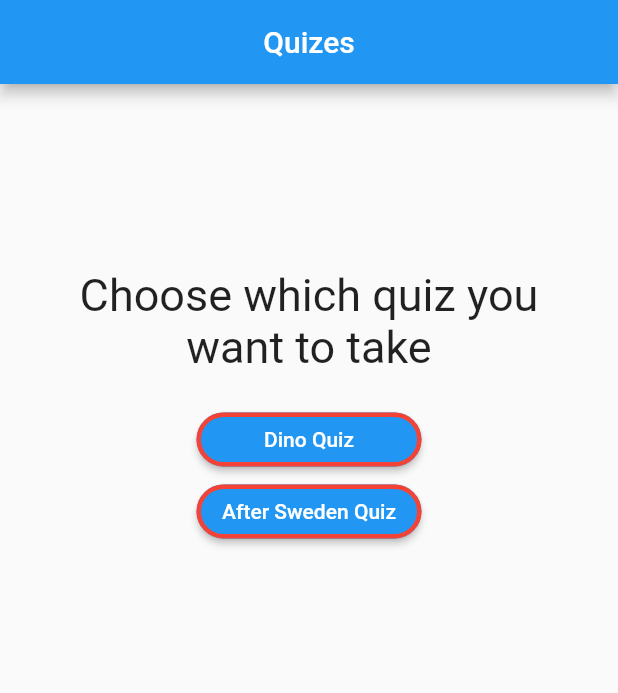
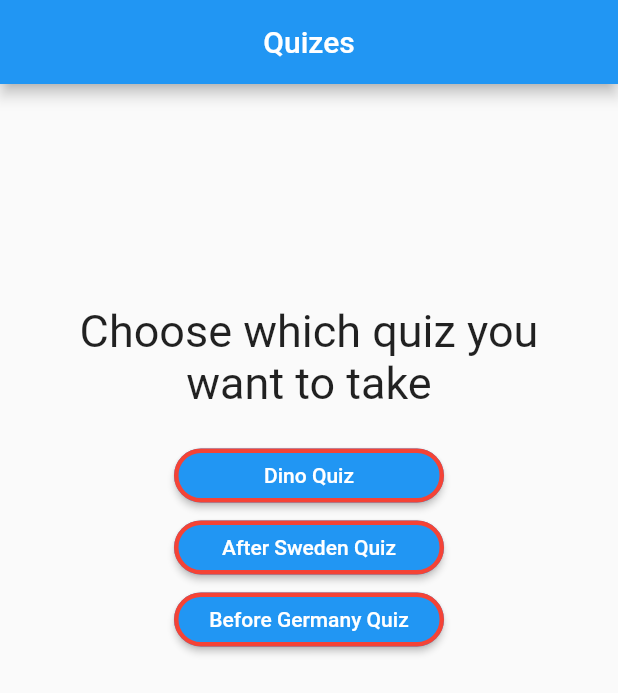
Before and after one commit to DinoM17/QuizApp, a Flutter app: the screen it shows after launch, on a phone screen of 412 x 824 dp. Shown: the top 693 px of the screen. Run offline on Flutter 3.47's test engine with Material 2 defaults, Android fonts, the phone set to English and light mode, and no system bars.

Commit message:
Added Before Germany Quiz

```diff
--- a/lib/answer.dart
+++ b/lib/answer.dart
@@ -8,7 +8,7 @@ class Answer extends StatelessWidget {
   @override
   Widget build(BuildContext context) {
     return SizedBox(
-      width: 150,
+      width: 180,
       child: ElevatedButton(
         style: ButtonStyle(
           foregroundColor: MaterialStateProperty.all(Colors.white),
--- a/lib/main.dart
+++ b/lib/main.dart
@@ -16,13 +16,17 @@ class MyApp extends StatefulWidget {
 }
 
 class _MyAppState extends State<MyApp> {
-  final _quizList = const ["Dino Quiz", "After Sweden Quiz"];
+  final _quizList = const [
+    "Dino Quiz",
+    "After Sweden Quiz",
+    "Before Germany Quiz",
+  ];
   final afterSwedenQuestions = const [
     {
       "question": "In which city does Dino live?",
       "answers": [
         {"text": "Stockholm", "score": 0},
-        {"text": "Västrås", "score": 1},
+        {"text": "Västerås", "score": 1},
         {"text": "Skavsta", "score": 0},
         {"text": "Norrköping", "score": 0},
       ],
@@ -120,6 +124,62 @@ class _MyAppState extends State<MyApp> {
       ],
     },
   ];
+  final beforeGermanyQuestions = const [
+    {
+      "question": "When is Lejla going to Germany?",
+      "answers": [
+        {"text": "1st of April (Not a joke)", "score": 1},
+        {"text": "3rd of April", "score": 0},
+        {"text": "31st of March", "score": 0},
+        {"text": "2nd of April", "score": 0},
+      ],
+    },
+    {
+      "question": "Where is Lejla going?",
+      "answers": [
+        {"text": "Berlin", "score": 0},
+        {"text": "Brussels", "score": 0},
+        {"text": "All of the above", "score": 1},
+        {"text": "None of the above", "score": 0},
+      ],
+    },
+    {
+      "question": "Is she gonna rock there?",
+      "answers": [
+        {"text": "Yeah", "score": 1},
+        {"text": "Absolutely", "score": 1},
+        {"text": "F**k yeah", "score": 1},
+        {"text": "B***h please", "score": 1},
+      ],
+    },
+    {
+      "question": "What is the name of the kreten going with Lejla?",
+      "answers": [
+        {"text": "Mehmed", "score": 1},
+        {"text": "Aldin", "score": 0},
+        {"text": "Dino", "score": -999999},
+        {"text": "Kreten", "score": 1},
+      ],
+    },
+    {
+      "question": "What is our favourite Christian holiday this year?",
+      "answers": [
+        {"text": "Christmas", "score": 0},
+        {"text": "Krsna slava", "score": 0},
+        {"text": "Easter", "score": 1},
+        {"text": "Ne znam vise hahahh", "score": 0},
+      ],
+    },
+    {
+      "question": "When is my baby coming?",
+      "answers": [
+        {"text": "Sometime in June", "score": 0},
+        {"text": "20th of April", "score": 0},
+        {"text": "10th of April", "score": 0},
+        {"text": "14th of April", "score": 1},
+      ],
+    },
+  ];
   var _questionIndex = 0;
   var _totalScore = 0;
   var _rewardScore = 0;
@@ -153,6 +213,8 @@ class _MyAppState extends State<MyApp> {
         _questions = dinoQuizQustions;
       } else if (quizNumber == 2) {
         _questions = afterSwedenQuestions;
+      } else if (quizNumber == 3) {
+        _questions = beforeGermanyQuestions;
       }
     });
   }
@@ -164,6 +226,7 @@ class _MyAppState extends State<MyApp> {
     precacheImage(Image.asset("assets/images/coolImage.jpg").image, context);
     precacheImage(Image.asset("assets/images/okImage.jpg").image, context);
     precacheImage(Image.asset("assets/images/rose.jpg").image, context);
+    precacheImage(Image.asset("assets/images/angryImage.jpg").image, context);
     return MaterialApp(
       home: Scaffold(
         appBar: AppBar(
--- a/lib/result.dart
+++ b/lib/result.dart
@@ -14,7 +14,9 @@ class Result extends StatelessWidget {
   String get resultPhrase {
     String text = "End result $resultScore/$numberOfQuestions\n";
     if (resultScore != numberOfQuestions) {
-      if (resultScore < 0) {
+      if (resultScore < -999990) {
+        text = "A ko je bona kreten?? \n";
+      } else if (resultScore < 0) {
         text += "A sad ti se nije svidilo. \n";
       } else {
         text += "Not perfect but you still chose your man correctly.\n";
@@ -27,7 +29,9 @@ class Result extends StatelessWidget {
 
   String get imageLocation {
     String text;
-    if (resultScore / numberOfQuestions < 0.4) {
+    if (resultScore < -999990) {
+      text = "assets/images/angryImage.jpg";
+    } else if (resultScore / numberOfQuestions < 0.4) {
       text = "assets/images/badImage.jpeg";
     } else if (resultScore / numberOfQuestions > 0.7) {
       text = "assets/images/coolImage.jpg";
--- a/lib/reward.dart
+++ b/lib/reward.dart
@@ -31,9 +31,17 @@ class Reward extends StatelessWidget {
                       fontSize: 30,
                     ),
                   )
-                : const SizedBox(
-                    height: 10,
-                  ),
+                : (chosenQuiz == 3)
+                    ? const Text(
+                        "Can't wait to see you BABYYY!!!",
+                        textAlign: TextAlign.center,
+                        style: TextStyle(
+                          fontSize: 30,
+                        ),
+                      )
+                    : const SizedBox(
+                        height: 10,
+                      ),
             TextButton(
               onPressed: resetQuiz,
               style: ButtonStyle(
```
Also changed, not shown: assets/images/angryImage.jpg (added).
